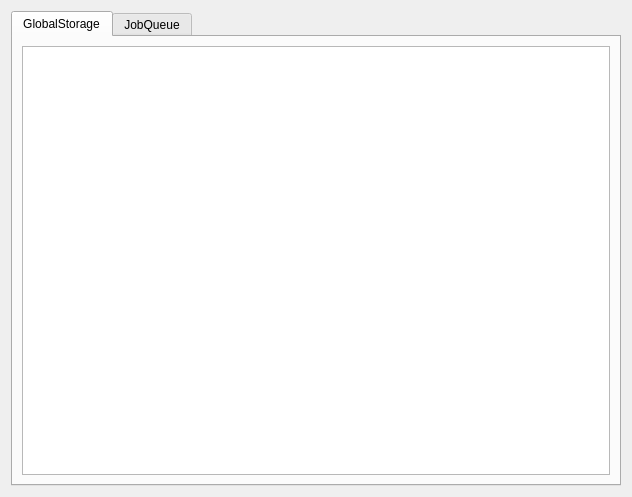
Old version of the form src/libcalamaresui/utils/DebugWindow.ui in the repository calamares/calamares.
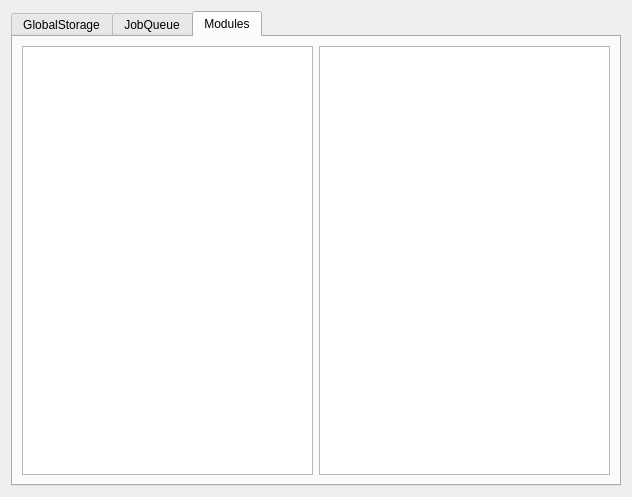
New version of the form. The open tabs and pages were chosen to show the change.

Commit message: Add Modules page to DebugWindow.

```diff
--- a/src/libcalamaresui/utils/DebugWindow.ui
+++ b/src/libcalamaresui/utils/DebugWindow.ui
@@ -39,6 +39,19 @@
        </item>
       </layout>
      </widget>
+     <widget class="QWidget" name="modulesTab">
+      <attribute name="title">
+       <string>Modules</string>
+      </attribute>
+      <layout class="QHBoxLayout" name="horizontalLayout">
+       <item>
+        <widget class="QListView" name="modulesListView"/>
+       </item>
+       <item>
+        <widget class="QTreeView" name="moduleConfigView"/>
+       </item>
+      </layout>
+     </widget>
     </widget>
    </item>
   </layout>
```
Left out of the diff: 4 changed lines with no effect on the pictures. The commit also changes 1 other file.
